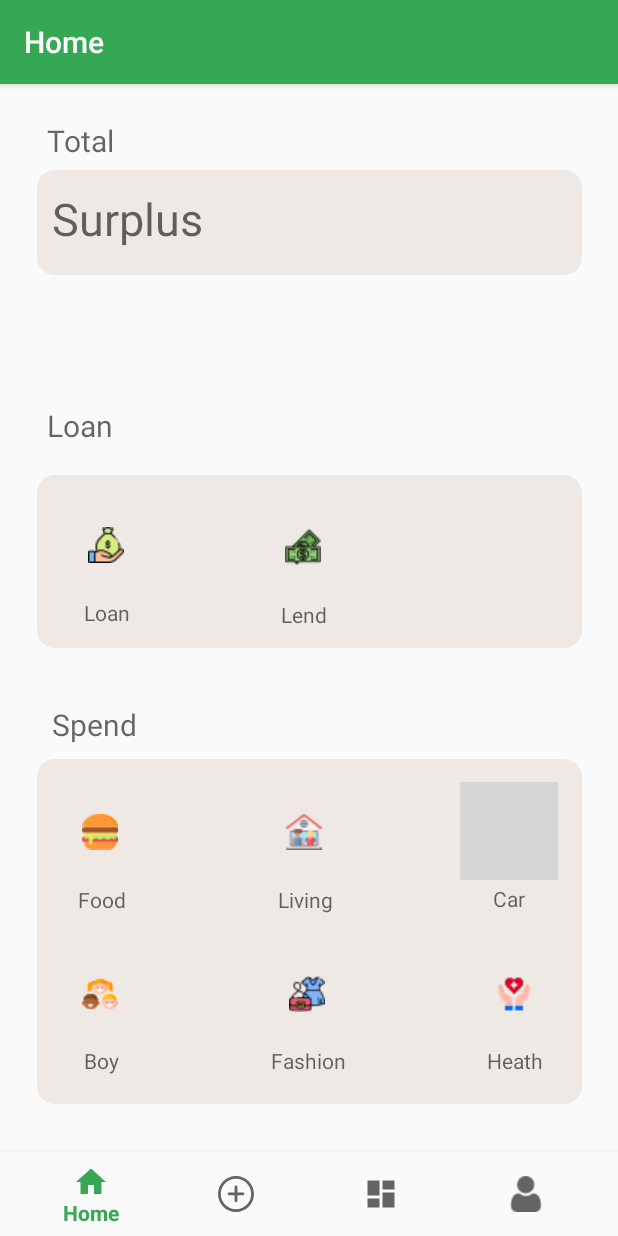
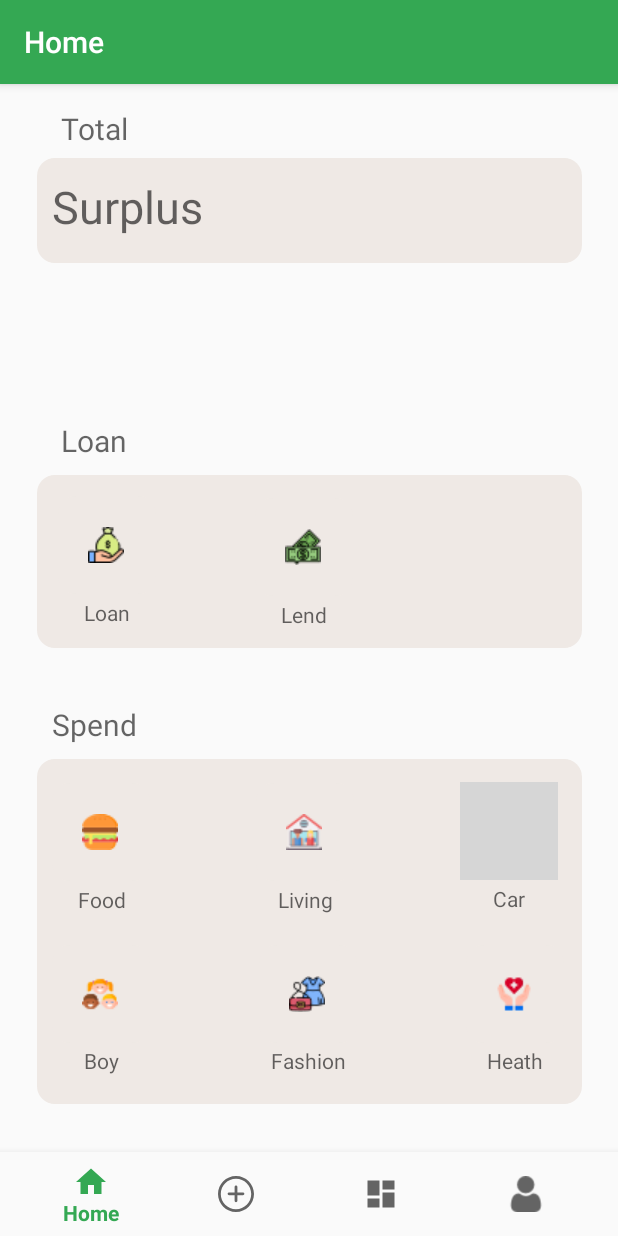
Before and after one commit to betonamu/MoneyManagement, an Android app: the screen it shows after launch once a user with an empty profile is signed in (MainActivity), on a phone screen of 412 x 824 dp. Run offline under Robolectric (Android 15) with nearby library versions, the phone set to English and light mode, and no system bars; our stand-ins replace Firebase (no records; nobody signed in at launch, a user with empty details on screens opened directly), navigation-ui; 1 statement that could not run was skipped; grey boxes are pictures that could not be loaded.

```diff
--- a/app/src/main/res/layout/fragment_home.xml
+++ b/app/src/main/res/layout/fragment_home.xml
@@ -11,12 +11,12 @@
         android:id="@+id/tvTotal"
         android:layout_width="94dp"
         android:layout_height="25dp"
-        android:layout_marginTop="24dp"
+        android:layout_marginTop="16dp"
         android:gravity="center"
         android:hint="@string/prompt_total"
         android:textSize="20dp"
         app:layout_constraintEnd_toEndOf="parent"
-        app:layout_constraintHorizontal_bias="0.022"
+        app:layout_constraintHorizontal_bias="0.05"
         app:layout_constraintStart_toStartOf="parent"
         app:layout_constraintTop_toTopOf="parent" />
 
@@ -30,9 +30,11 @@
         android:inputType="textEmailAddress"
         android:selectAllOnFocus="true"
         android:textSize="30dp"
+        app:layout_constraintBottom_toTopOf="@+id/tvLoan"
         app:layout_constraintEnd_toEndOf="parent"
         app:layout_constraintStart_toStartOf="parent"
-        app:layout_constraintTop_toBottomOf="@+id/tvTotal" />
+        app:layout_constraintTop_toBottomOf="@+id/tvTotal"
+        app:layout_constraintVertical_bias="0.0" />
 
     <TextView
         android:id="@+id/tvSpend"
@@ -250,16 +252,14 @@
         android:id="@+id/tvLoan"
         android:layout_width="94dp"
         android:layout_height="30dp"
-        android:layout_marginTop="8dp"
+        android:layout_marginStart="16dp"
+        android:layout_marginLeft="16dp"
+        android:layout_marginBottom="8dp"
         android:gravity="center"
         android:hint="@string/prompt_loan"
         android:textSize="20dp"
         app:layout_constraintBottom_toTopOf="@+id/constraintLayout"
-        app:layout_constraintEnd_toEndOf="parent"
-        app:layout_constraintHorizontal_bias="0.022"
-        app:layout_constraintStart_toStartOf="parent"
-        app:layout_constraintTop_toBottomOf="@+id/tvSurplus"
-        app:layout_constraintVertical_bias="0.808" />
+        app:layout_constraintStart_toStartOf="parent" />
 
     <!--    <com.example.doanjava.helpers.CurrencyEditText-->
     <!--        android:id="@+id/money"-->
```
